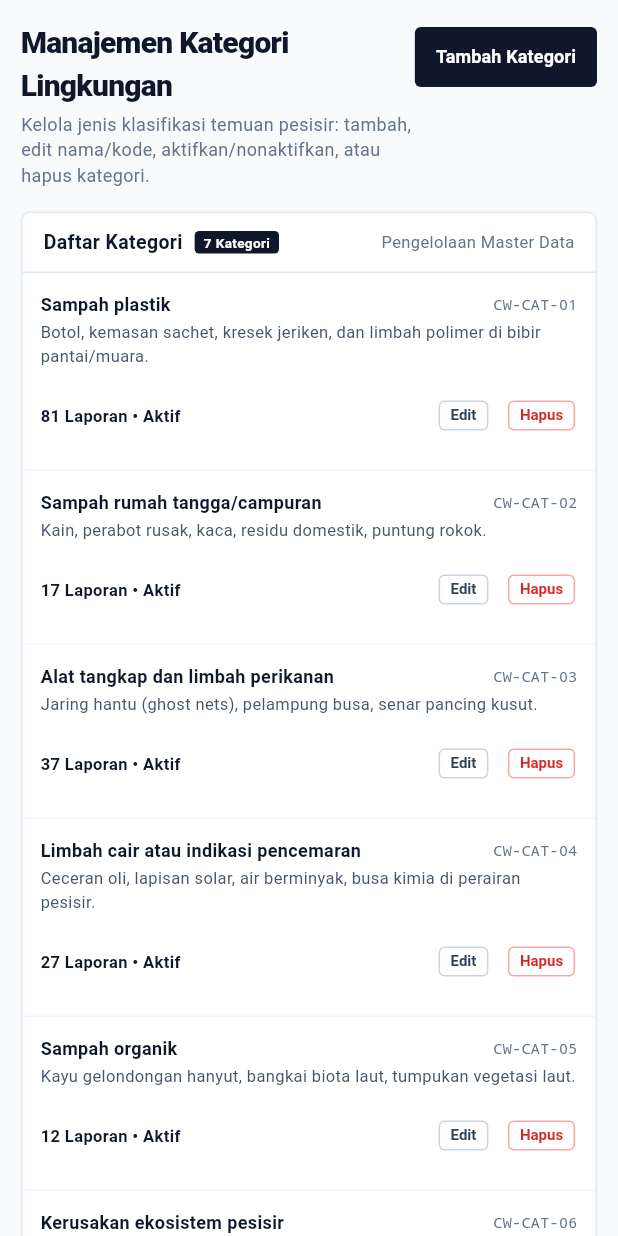
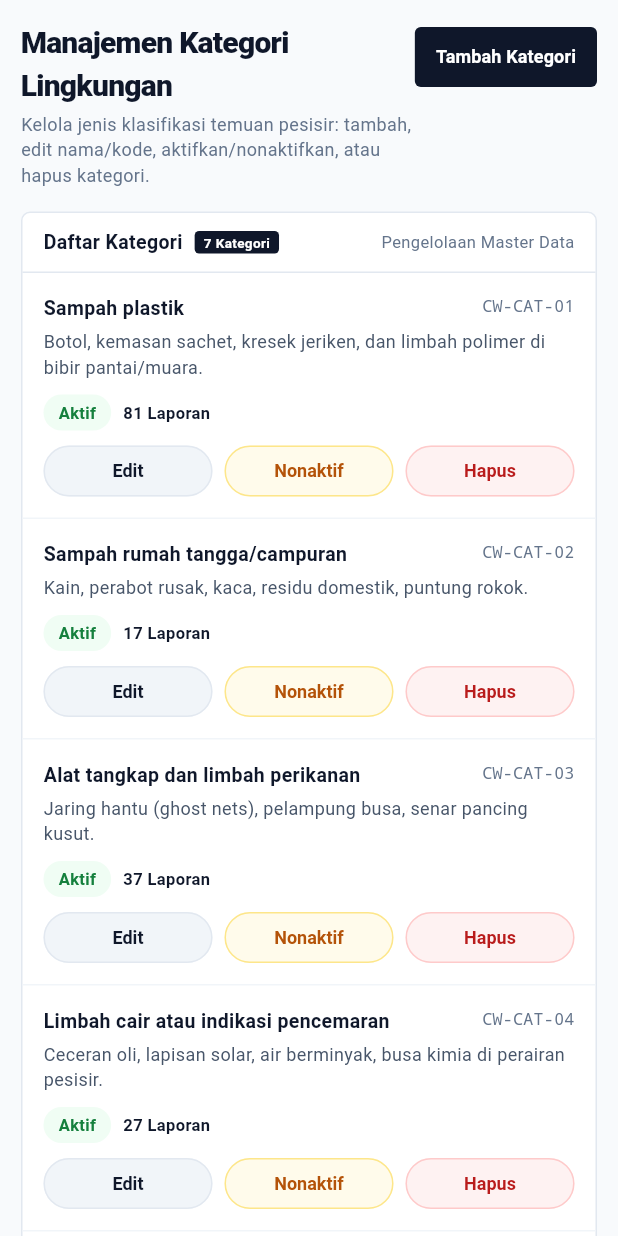
Before and after one commit to Brodhii/CoastWatch, a Flutter app: the AdminCategoriesScreen widget shown alone on an empty page, opened directly, on a phone screen of 412 x 824 dp. Run offline on Flutter 3.47's test engine with Material 3 defaults, Android fonts, the phone set to English and light mode, and no system bars; our stand-ins replace flutter_map, geolocator, image_picker, latlong2, supabase_flutter; missing offline and left inert: exif; accounts and stored records are empty; network calls fail.

Commit message:
Pembaruan tampilan admin

```diff
--- a/lib/roles/admin/screens/admin_categories_screen.dart
+++ b/lib/roles/admin/screens/admin_categories_screen.dart
@@ -1,6 +1,7 @@
 import 'package:flutter/material.dart';
 import '../../../models/category_model.dart';
 import '../../../services/report_service.dart';
+import '../widgets/admin_action_button.dart';
 
 class AdminCategoriesScreen extends StatefulWidget {
   const AdminCategoriesScreen({super.key});
@@ -119,20 +120,22 @@ class _AdminCategoriesScreenState extends State<AdminCategoriesScreen> {
     );
   }
 
+  static const double _tableMinWidth = 900;
+
   Widget _buildDesktopCategoryTable(List<CategoryModel> categories) {
-    return Column(
+    final table = Column(
       children: [
         Container(
           color: const Color(0xFFF8FAFC),
-          padding: const EdgeInsets.symmetric(horizontal: 14, vertical: 8),
+          padding: const EdgeInsets.symmetric(horizontal: 18, vertical: 12),
           child: const Row(
             children: [
-              SizedBox(width: 40, child: Text('NO', style: _colHeaderStyle)),
+              SizedBox(width: 48, child: Text('NO', style: _colHeaderStyle)),
               Expanded(flex: 3, child: Text('NAMA KATEGORI & KODE', style: _colHeaderStyle)),
               Expanded(flex: 5, child: Text('DESKRIPSI & CAKUPAN TEMUAN', style: _colHeaderStyle)),
-              SizedBox(width: 90, child: Text('TOTAL LAPORAN', style: _colHeaderStyle)),
-              SizedBox(width: 90, child: Text('STATUS', style: _colHeaderStyle)),
-              SizedBox(width: 170, child: Align(alignment: Alignment.centerRight, child: Text('PENGELOLAAN', style: _colHeaderStyle))),
+              SizedBox(width: 110, child: Text('TOTAL LAPORAN', style: _colHeaderStyle)),
+              SizedBox(width: 110, child: Text('STATUS', style: _colHeaderStyle)),
+              SizedBox(width: 250, child: Align(alignment: Alignment.centerRight, child: Text('PENGELOLAAN', style: _colHeaderStyle))),
             ],
           ),
         ),
@@ -142,87 +145,75 @@ class _AdminCategoriesScreenState extends State<AdminCategoriesScreen> {
           final cat = entry.value;
 
           return Container(
-            padding: const EdgeInsets.symmetric(horizontal: 14, vertical: 10),
+            constraints: const BoxConstraints(minHeight: 64),
+            padding: const EdgeInsets.symmetric(horizontal: 18, vertical: 12),
             decoration: const BoxDecoration(
               border: Border(bottom: BorderSide(color: Color(0xFFF1F5F9), width: 1)),
             ),
             child: Row(
+              crossAxisAlignment: CrossAxisAlignment.center,
               children: [
                 SizedBox(
-                  width: 40,
-                  child: Text(index.toString().padLeft(2, '0'), style: const TextStyle(fontSize: 11, fontFamily: 'monospace', color: Color(0xFF64748B))),
+                  width: 48,
+                  child: Text(index.toString().padLeft(2, '0'), style: const TextStyle(fontSize: 12, fontFamily: 'monospace', color: Color(0xFF64748B))),
                 ),
                 Expanded(
                   flex: 3,
+                  child: Padding(
+                    padding: const EdgeInsets.only(right: 12),
                     child: Column(
                       crossAxisAlignment: CrossAxisAlignment.start,
                       children: [
-                      Text(cat.name, style: const TextStyle(fontSize: 12, fontWeight: FontWeight.w700, color: Color(0xFF0F172A))),
-                      Text(cat.code, style: const TextStyle(fontSize: 10, fontFamily: 'monospace', color: Color(0xFF64748B))),
+                        Text(cat.name, style: const TextStyle(fontSize: 13, fontWeight: FontWeight.w700, color: Color(0xFF0F172A))),
+                        const SizedBox(height: 2),
+                        Text(cat.code, style: const TextStyle(fontSize: 11, fontFamily: 'monospace', color: Color(0xFF64748B))),
                       ],
+                    ),
                   ),
                 ),
                 Expanded(
                   flex: 5,
                   child: Padding(
-                    padding: const EdgeInsets.only(right: 12),
-                    child: Text(cat.description, style: const TextStyle(fontSize: 11, color: Color(0xFF334155), height: 1.35)),
-                  ),
-                ),
-                SizedBox(
-                  width: 90,
-                  child: Text('${cat.reportCount} Lap.', style: const TextStyle(fontSize: 11, fontWeight: FontWeight.bold, color: Color(0xFF0F172A))),
-                ),
-                SizedBox(
-                  width: 90,
+                    padding: const EdgeInsets.only(right: 16),
                     child: Text(
-                    cat.isActive ? 'Aktif' : 'Nonaktif',
-                    style: TextStyle(
-                      fontSize: 11,
-                      fontWeight: FontWeight.bold,
-                      color: cat.isActive ? const Color(0xFF16A34A) : const Color(0xFF94A3B8),
+                      cat.description,
+                      maxLines: 2,
+                      overflow: TextOverflow.ellipsis,
+                      style: const TextStyle(fontSize: 12, color: Color(0xFF334155), height: 1.4),
                     ),
                   ),
                 ),
                 SizedBox(
-                  width: 170,
+                  width: 110,
+                  child: Text('${cat.reportCount} Lap.', style: const TextStyle(fontSize: 12, fontWeight: FontWeight.bold, color: Color(0xFF0F172A))),
+                ),
+                SizedBox(
+                  width: 110,
+                  child: Align(alignment: Alignment.centerLeft, child: _buildStatusBadge(cat.isActive)),
+                ),
+                SizedBox(
+                  width: 250,
                   child: Row(
                     mainAxisAlignment: MainAxisAlignment.end,
                     children: [
-                      OutlinedButton(
+                      AdminActionButton(
+                        label: 'Edit',
+                        minWidth: 62,
                         onPressed: () => _showEditCategoryDialog(cat),
-                        style: OutlinedButton.styleFrom(
-                          foregroundColor: const Color(0xFF0F172A),
-                          side: const BorderSide(color: Color(0xFFCBD5E1)),
-                          padding: const EdgeInsets.symmetric(horizontal: 8, vertical: 4),
-                          minimumSize: Size.zero,
-                          shape: RoundedRectangleBorder(borderRadius: BorderRadius.circular(4)),
                       ),
-                        child: const Text('Edit', style: TextStyle(fontSize: 10, fontWeight: FontWeight.w700)),
+                      const SizedBox(width: 8),
+                      AdminActionButton(
+                        label: cat.isActive ? 'Nonaktif' : 'Aktifkan',
+                        minWidth: 84,
+                        tone: cat.isActive ? AdminButtonTone.warning : AdminButtonTone.success,
+                        onPressed: () => _toggleCategoryStatus(cat),
                       ),
-                      const SizedBox(width: 4),
-                      OutlinedButton(
-                        onPressed: () => _toggleCategoryStatus(cat),
-                        style: OutlinedButton.styleFrom(
-                          foregroundColor: cat.isActive ? const Color(0xFFD97706) : const Color(0xFF16A34A),
-                          side: const BorderSide(color: Color(0xFFCBD5E1)),
-                          padding: const EdgeInsets.symmetric(horizontal: 8, vertical: 4),
-                          minimumSize: Size.zero,
-                          shape: RoundedRectangleBorder(borderRadius: BorderRadius.circular(4)),
-                        ),
-                        child: Text(cat.isActive ? 'Nonaktif' : 'Aktifkan', style: const TextStyle(fontSize: 10, fontWeight: FontWeight.w700)),
-                      ),
-                      const SizedBox(width: 4),
-                      OutlinedButton(
+                      const SizedBox(width: 8),
+                      AdminActionButton(
+                        label: 'Hapus',
+                        minWidth: 66,
+                        tone: AdminButtonTone.danger,
                         onPressed: () => _confirmDeleteCategory(cat),
-                        style: OutlinedButton.styleFrom(
-                          foregroundColor: const Color(0xFFDC2626),
-                          side: const BorderSide(color: Color(0xFFFCA5A5)),
-                          padding: const EdgeInsets.symmetric(horizontal: 8, vertical: 4),
-                          minimumSize: Size.zero,
-                          shape: RoundedRectangleBorder(borderRadius: BorderRadius.circular(4)),
-                        ),
-                        child: const Text('Hapus', style: TextStyle(fontSize: 10, fontWeight: FontWeight.w700)),
                       ),
                     ],
                   ),
@@ -233,15 +224,37 @@ class _AdminCategoriesScreenState extends State<AdminCategoriesScreen> {
         }),
       ],
     );
+
+    // Jika area sempit, tabel bisa digeser horizontal agar tidak overflow.
+    return LayoutBuilder(
+      builder: (context, c) {
+        if (c.maxWidth >= _tableMinWidth) return table;
+        return SingleChildScrollView(
+          scrollDirection: Axis.horizontal,
+          child: SizedBox(width: _tableMinWidth, child: table),
+        );
+      },
+    );
+  }
+
+  Widget _buildStatusBadge(bool isActive) {
+    final fg = isActive ? const Color(0xFF15803D) : const Color(0xFF64748B);
+    final bg = isActive ? const Color(0xFFF0FDF4) : const Color(0xFFF1F5F9);
+    return Container(
+      padding: const EdgeInsets.symmetric(horizontal: 10, vertical: 4),
+      decoration: BoxDecoration(color: bg, borderRadius: BorderRadius.circular(999)),
+      child: Text(
+        isActive ? 'Aktif' : 'Nonaktif',
+        style: TextStyle(fontSize: 11, fontWeight: FontWeight.w700, color: fg),
+      ),
+    );
   }
 
   Widget _buildMobileCategoryCards(List<CategoryModel> categories) {
     return Column(
-      children: categories.asMap().entries.map((entry) {
-        final cat = entry.value;
-
+      children: categories.map((cat) {
         return Container(
-          padding: const EdgeInsets.all(12),
+          padding: const EdgeInsets.all(14),
           decoration: const BoxDecoration(
             border: Border(bottom: BorderSide(color: Color(0xFFF1F5F9), width: 1)),
           ),
@@ -249,51 +262,52 @@ class _AdminCategoriesScreenState extends State<AdminCategoriesScreen> {
             crossAxisAlignment: CrossAxisAlignment.start,
             children: [
               Row(
-                mainAxisAlignment: MainAxisAlignment.spaceBetween,
+                crossAxisAlignment: CrossAxisAlignment.start,
                 children: [
-                  Text(cat.name, style: const TextStyle(fontSize: 12, fontWeight: FontWeight.w700, color: Color(0xFF0F172A))),
-                  Text(cat.code, style: const TextStyle(fontSize: 10, fontFamily: 'monospace', color: Color(0xFF64748B))),
+                  Expanded(
+                    child: Text(cat.name, style: const TextStyle(fontSize: 13, fontWeight: FontWeight.w700, color: Color(0xFF0F172A))),
+                  ),
+                  const SizedBox(width: 8),
+                  Text(cat.code, style: const TextStyle(fontSize: 11, fontFamily: 'monospace', color: Color(0xFF64748B))),
                 ],
               ),
-              const SizedBox(height: 2),
-              Text(cat.description, style: const TextStyle(fontSize: 11, color: Color(0xFF475569))),
-              const SizedBox(height: 8),
+              const SizedBox(height: 4),
+              Text(cat.description, style: const TextStyle(fontSize: 12, color: Color(0xFF475569), height: 1.4)),
+              const SizedBox(height: 10),
               Row(
-                mainAxisAlignment: MainAxisAlignment.spaceBetween,
                 children: [
-                  Text(
-                    '${cat.reportCount} Laporan • ${cat.isActive ? "Aktif" : "Nonaktif"}',
-                    style: TextStyle(
-                      fontSize: 11,
-                      fontWeight: FontWeight.bold,
-                      color: cat.isActive ? const Color(0xFF0F172A) : const Color(0xFF94A3B8),
+                  _buildStatusBadge(cat.isActive),
+                  const SizedBox(width: 8),
+                  Text('${cat.reportCount} Laporan', style: const TextStyle(fontSize: 11, fontWeight: FontWeight.bold, color: Color(0xFF0F172A))),
+                ],
+              ),
+              const SizedBox(height: 10),
+              Row(
+                children: [
+                  Expanded(
+                    child: AdminActionButton(
+                      label: 'Edit',
+                      expand: true,
+                      onPressed: () => _showEditCategoryDialog(cat),
                     ),
                   ),
-                  Row(
-                    children: [
-                      OutlinedButton(
-                        onPressed: () => _showEditCategoryDialog(cat),
-                        style: OutlinedButton.styleFrom(
-                          padding: const EdgeInsets.symmetric(horizontal: 8, vertical: 4),
-                          minimumSize: Size.zero,
-                          side: const BorderSide(color: Color(0xFFCBD5E1)),
-                          shape: RoundedRectangleBorder(borderRadius: BorderRadius.circular(4)),
+                  const SizedBox(width: 8),
+                  Expanded(
+                    child: AdminActionButton(
+                      label: cat.isActive ? 'Nonaktif' : 'Aktifkan',
+                      expand: true,
+                      tone: cat.isActive ? AdminButtonTone.warning : AdminButtonTone.success,
+                      onPressed: () => _toggleCategoryStatus(cat),
                     ),
-                        child: const Text('Edit', style: TextStyle(fontSize: 10, fontWeight: FontWeight.w700)),
                   ),
-                      const SizedBox(width: 4),
-                      OutlinedButton(
+                  const SizedBox(width: 8),
+                  Expanded(
+                    child: AdminActionButton(
+                      label: 'Hapus',
+                      expand: true,
+                      tone: AdminButtonTone.danger,
                       onPressed: () => _confirmDeleteCategory(cat),
-                        style: OutlinedButton.styleFrom(
-                          foregroundColor: const Color(0xFFDC2626),
-                          padding: const EdgeInsets.symmetric(horizontal: 8, vertical: 4),
-                          minimumSize: Size.zero,
-                          side: const BorderSide(color: Color(0xFFFCA5A5)),
-                          shape: RoundedRectangleBorder(borderRadius: BorderRadius.circular(4)),
                     ),
-                        child: const Text('Hapus', style: TextStyle(fontSize: 10, fontWeight: FontWeight.w700)),
-                      ),
-                    ],
                   ),
                 ],
               ),
@@ -524,9 +538,9 @@ class _AdminCategoriesScreenState extends State<AdminCategoriesScreen> {
   }
 
   static const TextStyle _colHeaderStyle = TextStyle(
-    fontSize: 9,
+    fontSize: 10,
     fontWeight: FontWeight.w700,
     color: Color(0xFF64748B),
-    letterSpacing: 0.5,
+    letterSpacing: 0.6,
   );
 }
--- /dev/null
+++ b/lib/roles/admin/widgets/admin_action_button.dart
@@ -0,0 +1,60 @@
+import 'package:flutter/material.dart';
+
+/// Warna/gaya tombol aksi pada tabel admin.
+enum AdminButtonTone { primary, neutral, warning, success, danger }
+
+/// Tombol aksi berbentuk pill (kapsul) dengan tinggi seragam,
+/// dipakai di semua tabel admin agar tampilannya konsisten.
+class AdminActionButton extends StatelessWidget {
+  final String label;
+  final VoidCallback? onPressed;
+  final AdminButtonTone tone;
+  final double minWidth;
+  final double height;
+  final bool expand;
+
+  const AdminActionButton({
+    super.key,
+    required this.label,
+    required this.onPressed,
+    this.tone = AdminButtonTone.neutral,
+    this.minWidth = 64,
+    this.height = 34,
+    this.expand = false,
+  });
+
+  ({Color bg, Color fg, Color border}) get _colors {
+    switch (tone) {
+      case AdminButtonTone.primary:
+        return (bg: const Color(0xFF0F172A), fg: Colors.white, border: const Color(0xFF0F172A));
+      case AdminButtonTone.warning:
+        return (bg: const Color(0xFFFFFBEB), fg: const Color(0xFFB45309), border: const Color(0xFFFDE68A));
+      case AdminButtonTone.success:
+        return (bg: const Color(0xFFF0FDF4), fg: const Color(0xFF15803D), border: const Color(0xFFBBF7D0));
+      case AdminButtonTone.danger:
+        return (bg: const Color(0xFFFEF2F2), fg: const Color(0xFFB91C1C), border: const Color(0xFFFECACA));
+      case AdminButtonTone.neutral:
+        return (bg: const Color(0xFFF1F5F9), fg: const Color(0xFF0F172A), border: const Color(0xFFE2E8F0));
+    }
+  }
+
+  @override
+  Widget build(BuildContext context) {
+    final c = _colors;
+    final button = TextButton(
+      onPressed: onPressed,
+      style: TextButton.styleFrom(
+        backgroundColor: c.bg,
+        foregroundColor: c.fg,
+        minimumSize: Size(expand ? 0 : minWidth, height),
+        padding: const EdgeInsets.symmetric(horizontal: 14),
+        tapTargetSize: MaterialTapTargetSize.shrinkWrap,
+        shape: StadiumBorder(side: BorderSide(color: c.border)),
+        textStyle: const TextStyle(fontSize: 12, fontWeight: FontWeight.w700),
+      ),
+      child: Text(label, maxLines: 1, overflow: TextOverflow.ellipsis),
+    );
+
+    return expand ? SizedBox(width: double.infinity, height: height, child: button) : SizedBox(height: height, child: button);
+  }
+}
```
Also changed, not shown: lib/roles/admin/screens/admin_dashboard_screen.dart (+70 -45 lines), lib/roles/admin/screens/admin_queue_screen.dart (+69 -53 lines), pubspec.lock. Lines whose indentation alone changed are shown as unchanged.
